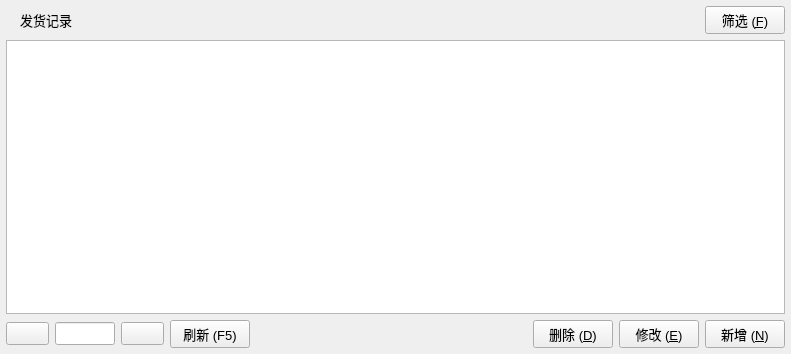
Before: the Qt Designer form ui/TableRecords.ui in archsh/quickexcel, drawn with Qt 5.
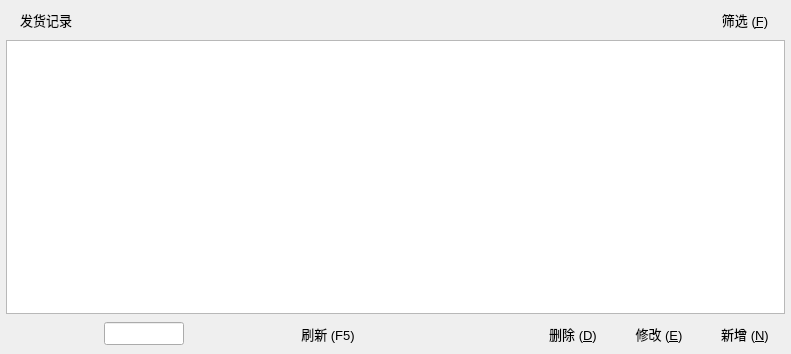
After: the same form once the commit is applied. Icons and pictures are not drawn.

```diff
--- a/ui/TableRecords.ui
+++ b/ui/TableRecords.ui
@@ -51,7 +51,10 @@
          <normaloff>:/icons/icons/glyphicons_027_search.png</normaloff>:/icons/icons/glyphicons_027_search.png</iconset>
        </property>
        <property name="shortcut">
-        <string>Ctrl+F</string>
+        <string>F3</string>
+       </property>
+       <property name="flat">
+        <bool>true</bool>
        </property>
       </widget>
      </item>
@@ -61,7 +64,21 @@
     <widget class="QTableView" name="tableView_Records"/>
    </item>
    <item>
-    <layout class="QHBoxLayout" name="horizontalLayout_2" stretch="0,0,0,0,1,0,0,0">
+    <layout class="QHBoxLayout" name="horizontalLayout_2" stretch="0,0,0,0,0,0,1,0,0,0">
+     <item>
+      <widget class="QPushButton" name="pushButton_Last10Page">
+       <property name="text">
+        <string/>
+       </property>
+       <property name="icon">
+        <iconset resource="resource.qrc">
+         <normaloff>:/icons/icons/glyphicons_171_fast_backward.png</normaloff>:/icons/icons/glyphicons_171_fast_backward.png</iconset>
+       </property>
+       <property name="flat">
+        <bool>true</bool>
+       </property>
+      </widget>
+     </item>
      <item>
       <widget class="QPushButton" name="pushButton_LastPage">
        <property name="text">
@@ -69,24 +86,36 @@
        </property>
        <property name="icon">
         <iconset resource="resource.qrc">
-         <normaloff>:/icons/icons/glyphicons_216_circle_arrow_left.png</normaloff>:/icons/icons/glyphicons_216_circle_arrow_left.png</iconset>
+         <normaloff>:/icons/icons/glyphicons_170_step_backward.png</normaloff>:/icons/icons/glyphicons_170_step_backward.png</iconset>
+       </property>
+       <property name="iconSize">
+        <size>
+         <width>12</width>
+         <height>12</height>
+        </size>
        </property>
        <property name="shortcut">
         <string>PgUp</string>
        </property>
+       <property name="flat">
+        <bool>true</bool>
+       </property>
       </widget>
      </item>
      <item>
       <widget class="QLineEdit" name="lineEdit_Page">
        <property name="maximumSize">
         <size>
-         <width>60</width>
+         <width>80</width>
          <height>16777215</height>
         </size>
        </property>
        <property name="alignment">
         <set>Qt::AlignCenter</set>
        </property>
+       <property name="readOnly">
+        <bool>true</bool>
+       </property>
       </widget>
      </item>
      <item>
@@ -96,11 +125,34 @@
        </property>
        <property name="icon">
         <iconset resource="resource.qrc">
-         <normaloff>:/icons/icons/glyphicons_217_circle_arrow_right.png</normaloff>:/icons/icons/glyphicons_217_circle_arrow_right.png</iconset>
+         <normaloff>:/icons/icons/glyphicons_178_step_forward.png</normaloff>:/icons/icons/glyphicons_178_step_forward.png</iconset>
+       </property>
+       <property name="iconSize">
+        <size>
+         <width>12</width>
+         <height>12</height>
+        </size>
        </property>
        <property name="shortcut">
         <string>PgDown</string>
        </property>
+       <property name="flat">
+        <bool>true</bool>
+       </property>
+      </widget>
+     </item>
+     <item>
+      <widget class="QPushButton" name="pushButton_Next10Page">
+       <property name="text">
+        <string/>
+       </property>
+       <property name="icon">
+        <iconset resource="resource.qrc">
+         <normaloff>:/icons/icons/glyphicons_177_fast_forward.png</normaloff>:/icons/icons/glyphicons_177_fast_forward.png</iconset>
+       </property>
+       <property name="flat">
+        <bool>true</bool>
+       </property>
       </widget>
      </item>
      <item>
@@ -115,6 +167,12 @@
        <property name="shortcut">
         <string>F5</string>
        </property>
+       <property name="autoRepeat">
+        <bool>false</bool>
+       </property>
+       <property name="flat">
+        <bool>true</bool>
+       </property>
       </widget>
      </item>
      <item>
@@ -134,7 +192,10 @@
          <normaloff>:/icons/icons/glyphicons_191_circle_minus.png</normaloff>:/icons/icons/glyphicons_191_circle_minus.png</iconset>
        </property>
        <property name="shortcut">
-        <string>Ctrl+D</string>
+        <string>Del</string>
+       </property>
+       <property name="flat">
+        <bool>true</bool>
        </property>
       </widget>
      </item>
@@ -148,7 +209,10 @@
          <normaloff>:/icons/icons/glyphicons_193_circle_ok.png</normaloff>:/icons/icons/glyphicons_193_circle_ok.png</iconset>
        </property>
        <property name="shortcut">
-        <string>Ctrl+E</string>
+        <string>Return</string>
+       </property>
+       <property name="flat">
+        <bool>true</bool>
        </property>
       </widget>
      </item>
@@ -162,7 +226,10 @@
          <normaloff>:/icons/icons/glyphicons_190_circle_plus.png</normaloff>:/icons/icons/glyphicons_190_circle_plus.png</iconset>
        </property>
        <property name="shortcut">
-        <string>Ctrl+N</string>
+        <string>Ins</string>
+       </property>
+       <property name="flat">
+        <bool>true</bool>
        </property>
       </widget>
      </item>
```
